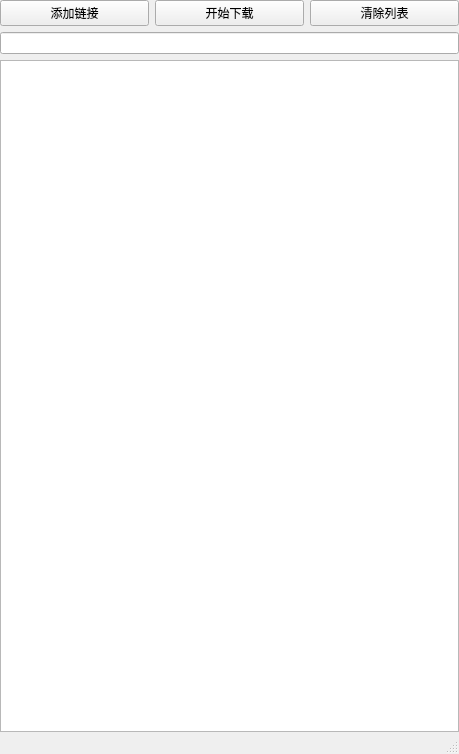
Qt form mainwindow.ui (Z-eddy/BatDownloadData) before a commit.
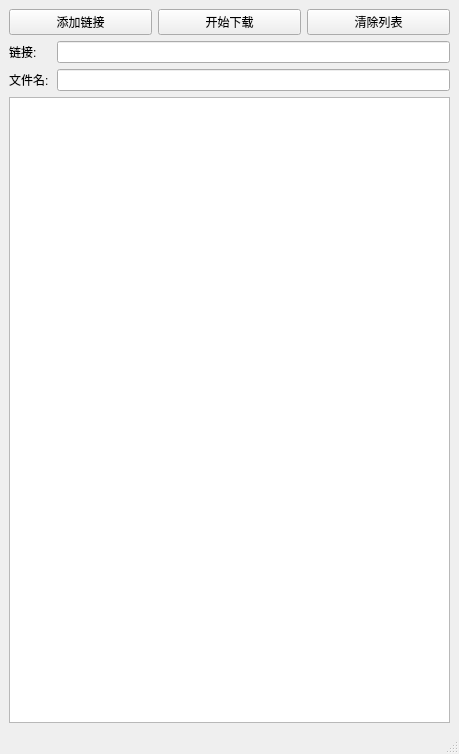
The same form after that commit.

Commit message: 下载的文件支持中文名

```diff
--- a/mainwindow.ui
+++ b/mainwindow.ui
@@ -15,18 +15,6 @@
   </property>
   <widget class="QWidget" name="centralwidget">
    <layout class="QVBoxLayout" name="verticalLayout">
-    <property name="leftMargin">
-     <number>0</number>
-    </property>
-    <property name="topMargin">
-     <number>0</number>
-    </property>
-    <property name="rightMargin">
-     <number>0</number>
-    </property>
-    <property name="bottomMargin">
-     <number>0</number>
-    </property>
     <item>
      <layout class="QHBoxLayout" name="horizontalLayout">
       <item>
@@ -53,7 +41,56 @@
      </layout>
     </item>
     <item>
-     <widget class="QLineEdit" name="lineEdit"/>
+     <layout class="QHBoxLayout" name="horizontalLayout_2">
+      <item>
+       <widget class="QLabel" name="label">
+        <property name="minimumSize">
+         <size>
+          <width>42</width>
+          <height>0</height>
+         </size>
+        </property>
+        <property name="maximumSize">
+         <size>
+          <width>42</width>
+          <height>16777215</height>
+         </size>
+        </property>
+        <property name="text">
+         <string>链接:</string>
+        </property>
+       </widget>
+      </item>
+      <item>
+       <widget class="QLineEdit" name="editLink"/>
+      </item>
+     </layout>
+    </item>
+    <item>
+     <layout class="QHBoxLayout" name="horizontalLayout_3">
+      <item>
+       <widget class="QLabel" name="label_2">
+        <property name="minimumSize">
+         <size>
+          <width>42</width>
+          <height>0</height>
+         </size>
+        </property>
+        <property name="maximumSize">
+         <size>
+          <width>42</width>
+          <height>16777215</height>
+         </size>
+        </property>
+        <property name="text">
+         <string>文件名:</string>
+        </property>
+       </widget>
+      </item>
+      <item>
+       <widget class="QLineEdit" name="editFileName"/>
+      </item>
+     </layout>
     </item>
     <item>
      <widget class="QListWidget" name="listWidget"/>
```
Left out of the diff: 2 changed lines with no effect on the pictures. The commit also changes 6 other files.
